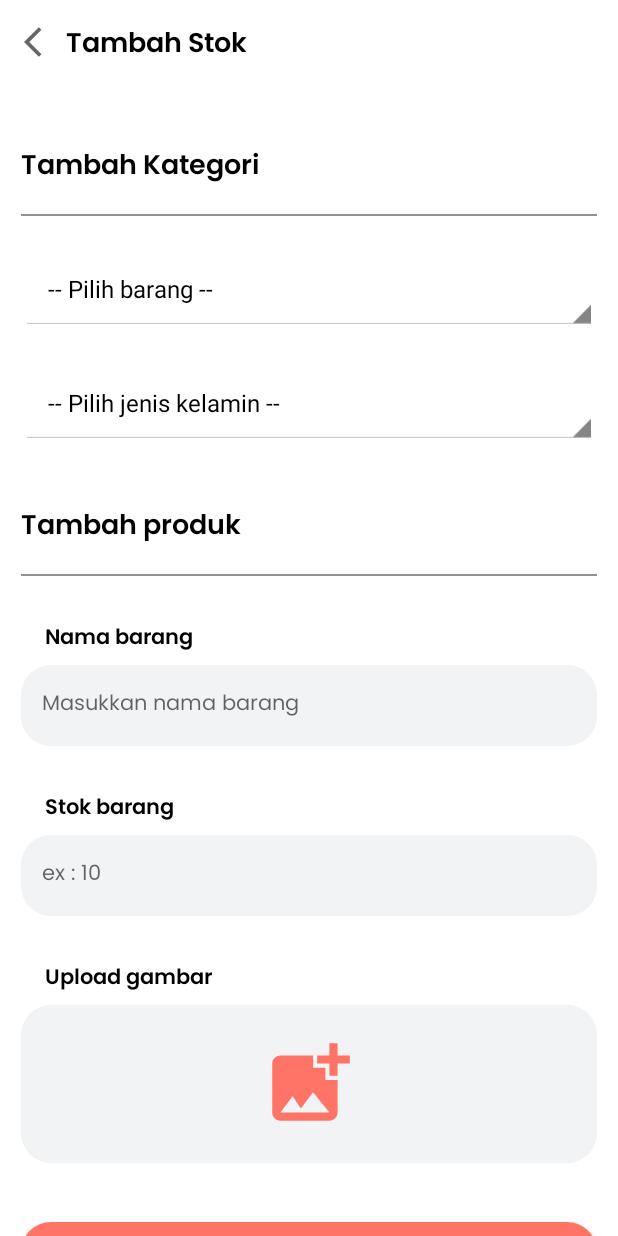
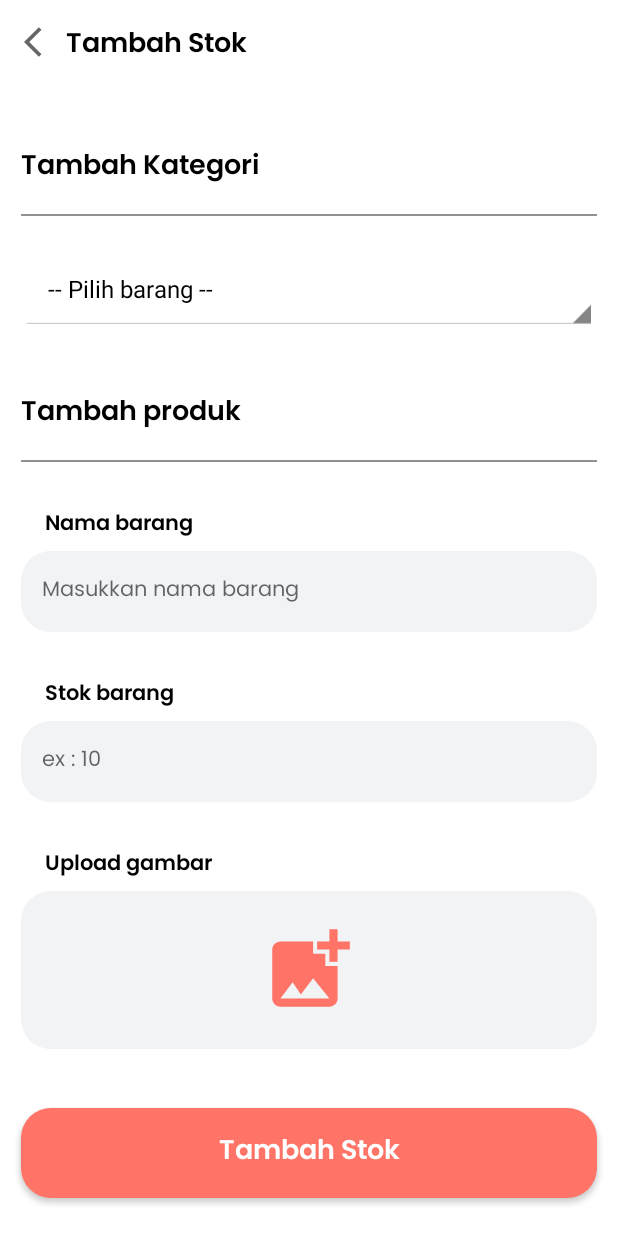
Before and after one commit to Samsul-Arip/FinalProject2-Kelompok3, an Android app: the TambahStokActivity screen opened directly, with no data from a screen before it, on a phone screen of 412 x 824 dp. Run offline under Robolectric (Android 15) with nearby library versions, the phone set to English and light mode, and no system bars; pictures from the network do not load.

Commit message:
tambah stock done

```diff
--- a/app/src/main/res/layout/activity_tambah_stok.xml
+++ b/app/src/main/res/layout/activity_tambah_stok.xml
@@ -64,6 +64,7 @@
                 android:layout_marginTop="15dp"
                 />
             <Spinner
+                android:id="@+id/spinCategory"
                 android:layout_width="match_parent"
                 android:layout_height="54dp"
                 android:entries="@array/itemBarang"
@@ -75,6 +76,7 @@
                 android:theme="@android:style/Theme.Holo.Light.DarkActionBar"
                 />
             <Spinner
+                android:id="@+id/spinCategoryGender"
                 android:layout_width="match_parent"
                 android:layout_height="54dp"
                 android:entries="@array/itemCategoryGender"
@@ -82,10 +84,12 @@
                 android:layout_marginEnd="14dp"
                 android:paddingStart="10dp"
                 android:paddingEnd="10dp"
+                android:visibility="gone"
                 android:layout_marginTop="22dp"
                 android:theme="@android:style/Theme.Holo.Light.DarkActionBar"
                 />
             <Spinner
+                android:id="@+id/spinCategoryElectronic"
                 android:layout_width="match_parent"
                 android:layout_height="54dp"
                 android:entries="@array/itemCategoryElectronic"
@@ -139,6 +143,7 @@
                 android:layout_marginTop="5dp"
                 android:hint="@string/masukkan_nama_barang"
                 android:textSize="14sp"
+                android:imeOptions="actionNext"
                 android:fontFamily="@font/poppin_regular"
                 android:paddingStart="14dp"
                 android:paddingEnd="14dp"
@@ -156,7 +161,7 @@
                 android:layout_marginTop="30dp"
                 />
             <EditText
-                android:id="@+id/edtName"
+                android:id="@+id/edtStock"
                 android:layout_width="match_parent"
                 android:layout_height="54dp"
                 android:background="@drawable/bg_edittext"
@@ -164,6 +169,7 @@
                 android:layout_marginEnd="14dp"
                 android:layout_marginTop="5dp"
                 android:hint="@string/ex_10"
+                android:imeOptions="actionDone"
                 android:textSize="14sp"
                 android:fontFamily="@font/poppin_regular"
                 android:paddingStart="14dp"
@@ -207,7 +213,18 @@
                 android:textColor="@color/white"
                 android:layout_marginBottom="20dp"
                 />
+            <ProgressBar
+                android:id="@+id/pbLoading"
+                android:layout_width="wrap_content"
+                android:layout_height="wrap_content"
+                android:progressTint="@color/colorPrimary"
+                android:visibility="gone"
+                android:layout_marginTop="39dp"
+                android:layout_marginBottom="20dp"
+                android:layout_gravity="center_horizontal"
+                />
         </LinearLayout>
+
     </ScrollView>
 
 
```
Also changed, not shown: app/src/main/java/com/samsul/finalproject2/ui/tambah/TambahStokActivity.java (+61 -17 lines).
